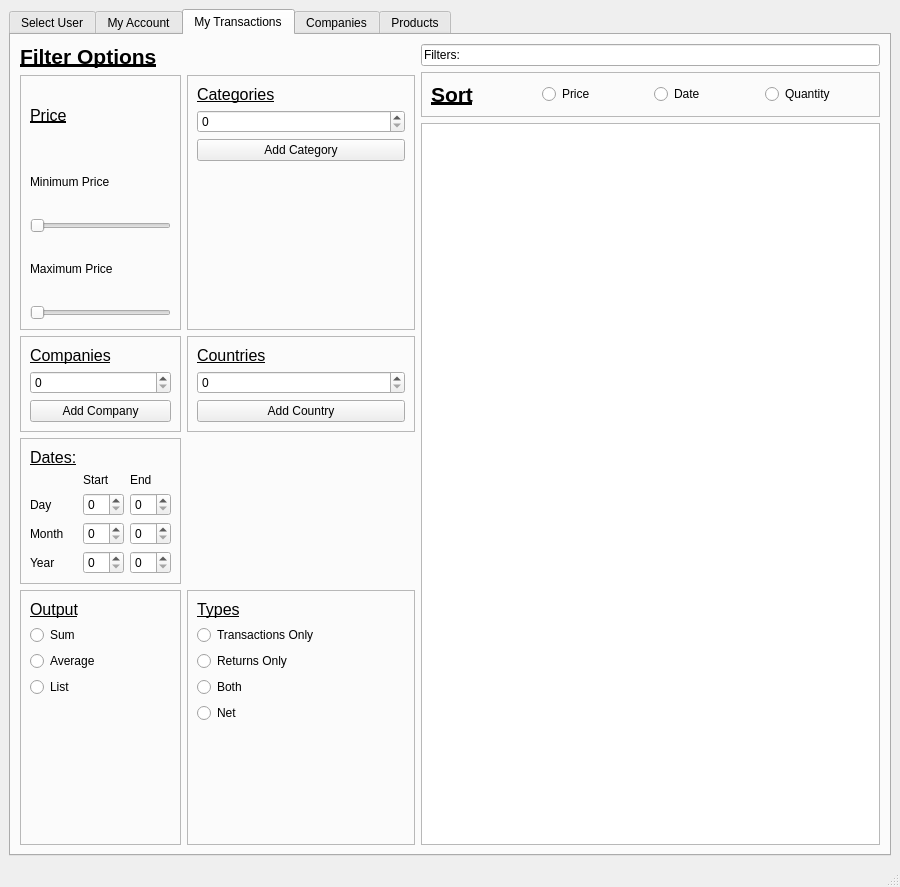
Before: the Qt Designer form app.ui in ppublicgit/CS687, drawn with Qt 5.
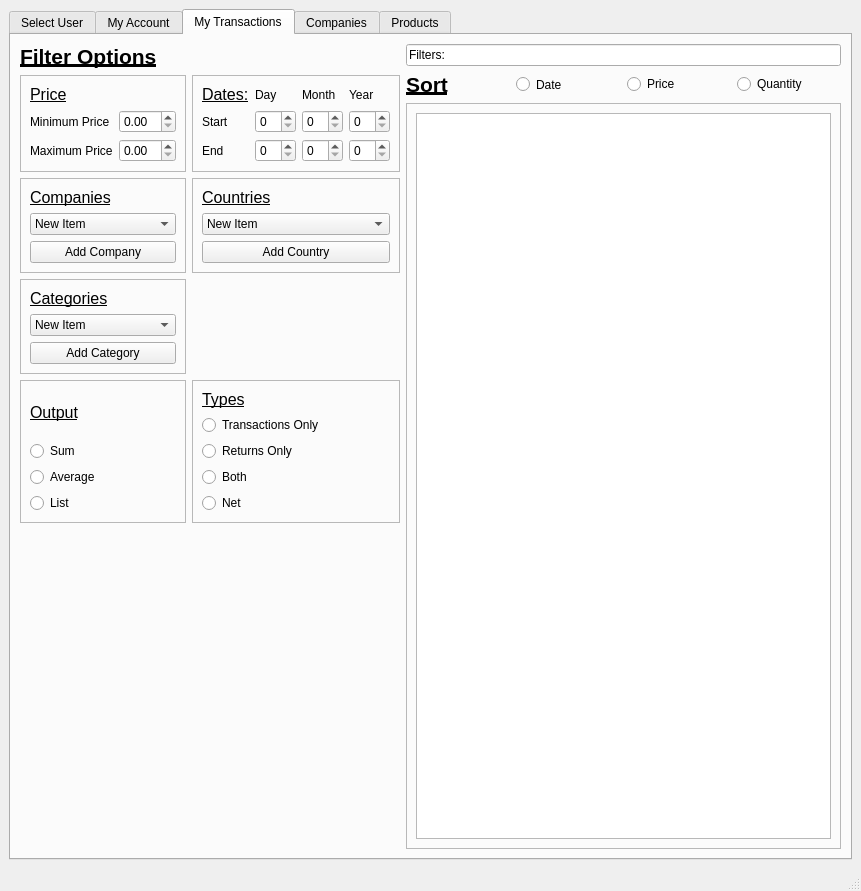
After: the same form once the commit is applied. The open tabs and pages were chosen to show the change.

Commit message: added valid column for products

Diff of the .ui file:
```diff
--- a/app.ui
+++ b/app.ui
@@ -6,12 +6,12 @@
    <rect>
     <x>0</x>
     <y>0</y>
-    <width>900</width>
-    <height>887</height>
+    <width>861</width>
+    <height>891</height>
    </rect>
   </property>
   <property name="sizePolicy">
-   <sizepolicy hsizetype="Preferred" vsizetype="Minimum">
+   <sizepolicy hsizetype="Minimum" vsizetype="Minimum">
     <horstretch>0</horstretch>
     <verstretch>0</verstretch>
    </sizepolicy>
@@ -20,6 +20,12 @@
    <string>MainWindow</string>
   </property>
   <widget class="QWidget" name="centralwidget">
+   <property name="sizePolicy">
+    <sizepolicy hsizetype="Preferred" vsizetype="Preferred">
+     <horstretch>0</horstretch>
+     <verstretch>0</verstretch>
+    </sizepolicy>
+   </property>
    <layout class="QHBoxLayout" name="horizontalLayout_2">
     <item>
      <layout class="QHBoxLayout" name="horizontalLayout">
@@ -210,6 +216,58 @@
               </property>
              </widget>
             </item>
+            <item>
+             <layout class="QHBoxLayout" name="horizontalLayout_5">
+              <item>
+               <widget class="QLabel" name="label_sort">
+                <property name="sizePolicy">
+                 <sizepolicy hsizetype="Preferred" vsizetype="Minimum">
+                  <horstretch>0</horstretch>
+                  <verstretch>0</verstretch>
+                 </sizepolicy>
+                </property>
+                <property name="font">
+                 <font>
+                  <pointsize>16</pointsize>
+                  <weight>75</weight>
+                  <bold>true</bold>
+                  <underline>true</underline>
+                 </font>
+                </property>
+                <property name="text">
+                 <string>Sort</string>
+                </property>
+               </widget>
+              </item>
+              <item>
+               <widget class="QRadioButton" name="rb_sort_date">
+                <property name="sizePolicy">
+                 <sizepolicy hsizetype="Minimum" vsizetype="Minimum">
+                  <horstretch>0</horstretch>
+                  <verstretch>0</verstretch>
+                 </sizepolicy>
+                </property>
+                <property name="text">
+                 <string>Date</string>
+                </property>
+               </widget>
+              </item>
+              <item>
+               <widget class="QRadioButton" name="rb_sort_price">
+                <property name="text">
+                 <string>Price</string>
+                </property>
+               </widget>
+              </item>
+              <item>
+               <widget class="QRadioButton" name="rb_sort_quantity">
+                <property name="text">
+                 <string>Quantity</string>
+                </property>
+               </widget>
+              </item>
+             </layout>
+            </item>
             <item>
              <widget class="QFrame" name="frame_sort">
               <property name="frameShape">
@@ -220,231 +278,95 @@
               </property>
               <layout class="QHBoxLayout" name="horizontalLayout_3">
                <item>
-                <widget class="QLabel" name="label_sort">
-                 <property name="font">
-                  <font>
-                   <pointsize>16</pointsize>
-                   <weight>75</weight>
-                   <bold>true</bold>
-                   <underline>true</underline>
-                  </font>
-                 </property>
-                 <property name="text">
-                  <string>Sort</string>
-                 </property>
-                </widget>
-               </item>
-               <item>
-                <widget class="QRadioButton" name="rb_sort_price">
-                 <property name="text">
-                  <string>Price</string>
-                 </property>
-                </widget>
-               </item>
-               <item>
-                <widget class="QRadioButton" name="rb_sort_date">
-                 <property name="text">
-                  <string>Date</string>
-                 </property>
-                </widget>
-               </item>
-               <item>
-                <widget class="QRadioButton" name="rb_sort_quantity">
-                 <property name="text">
-                  <string>Quantity</string>
+                <widget class="QTableWidget" name="table_transactions">
+                 <property name="sizePolicy">
+                  <sizepolicy hsizetype="Minimum" vsizetype="Minimum">
+                   <horstretch>0</horstretch>
+                   <verstretch>0</verstretch>
+                  </sizepolicy>
                  </property>
                 </widget>
                </item>
               </layout>
              </widget>
             </item>
-            <item>
-             <widget class="QTableWidget" name="table_transactions"/>
-            </item>
            </layout>
           </item>
           <item row="0" column="0" colspan="2">
            <layout class="QGridLayout" name="gridLayout_7">
-            <item row="3" column="0">
-             <widget class="QFrame" name="frame_companies">
-              <property name="frameShape">
-               <enum>QFrame::StyledPanel</enum>
+            <item row="6" column="2">
+             <widget class="QFrame" name="frame_types">
+              <property name="sizePolicy">
+               <sizepolicy hsizetype="Minimum" vsizetype="Minimum">
+                <horstretch>0</horstretch>
+                <verstretch>0</verstretch>
+               </sizepolicy>
               </property>
-              <property name="frameShadow">
-               <enum>QFrame::Raised</enum>
-              </property>
-              <layout class="QVBoxLayout" name="verticalLayout_5">
-               <item>
-                <widget class="QLabel" name="label_companies">
-                 <property name="font">
-                  <font>
-                   <pointsize>12</pointsize>
-                   <underline>true</underline>
-                  </font>
-                 </property>
-                 <property name="text">
-                  <string>Companies</string>
-                 </property>
-                </widget>
-               </item>
-               <item>
-                <widget class="QSpinBox" name="sb_company"/>
-               </item>
-               <item>
-                <widget class="QPushButton" name="pb_add_company">
-                 <property name="text">
-                  <string>Add Company</string>
-                 </property>
-                </widget>
-               </item>
-              </layout>
-             </widget>
-            </item>
-            <item row="1" column="0">
-             <widget class="QFrame" name="frame_price">
               <property name="frameShape">
                <enum>QFrame::StyledPanel</enum>
               </property>
               <property name="frameShadow">
                <enum>QFrame::Raised</enum>
               </property>
-              <layout class="QVBoxLayout" name="verticalLayout_7">
-               <item>
-                <widget class="QLabel" name="label_price">
+              <layout class="QGridLayout" name="gridLayout_5">
+               <item row="1" column="0">
+                <widget class="QLabel" name="label_transact_ret">
                  <property name="font">
                   <font>
                    <pointsize>12</pointsize>
-                   <italic>false</italic>
                    <underline>true</underline>
                   </font>
                  </property>
                  <property name="text">
-                  <string>Price</string>
+                  <string>Types</string>
                  </property>
                 </widget>
                </item>
-               <item>
-                <widget class="QLabel" name="label_min_price">
+               <item row="3" column="0">
+                <widget class="QRadioButton" name="rb_ret">
                  <property name="text">
-                  <string>Minimum Price</string>
+                  <string>Returns Only</string>
                  </property>
                 </widget>
                </item>
-               <item>
-                <widget class="QSlider" name="hs_min_price">
-                 <property name="sizePolicy">
-                  <sizepolicy hsizetype="Minimum" vsizetype="Fixed">
-                   <horstretch>0</horstretch>
-                   <verstretch>0</verstretch>
-                  </sizepolicy>
-                 </property>
-                 <property name="orientation">
-                  <enum>Qt::Horizontal</enum>
-                 </property>
-                </widget>
-               </item>
-               <item>
-                <widget class="QLabel" name="label_max_price">
+               <item row="5" column="0">
+                <widget class="QRadioButton" name="rb_net">
                  <property name="text">
-                  <string>Maximum Price</string>
+                  <string>Net</string>
                  </property>
                 </widget>
                </item>
-               <item>
-                <widget class="QSlider" name="horizontalSlider_2">
-                 <property name="sizePolicy">
-                  <sizepolicy hsizetype="Minimum" vsizetype="Fixed">
-                   <horstretch>0</horstretch>
-                   <verstretch>0</verstretch>
-                  </sizepolicy>
-                 </property>
-                 <property name="orientation">
-                  <enum>Qt::Horizontal</enum>
-                 </property>
-                </widget>
-               </item>
-              </layout>
-             </widget>
-            </item>
-            <item row="1" column="2">
-             <widget class="QFrame" name="frame_categories">
-              <property name="frameShape">
-               <enum>QFrame::StyledPanel</enum>
-              </property>
-              <property name="frameShadow">
-               <enum>QFrame::Raised</enum>
-              </property>
-              <layout class="QVBoxLayout" name="verticalLayout_6">
-               <item>
-                <widget class="QLabel" name="label_categories">
-                 <property name="font">
-                  <font>
-                   <pointsize>12</pointsize>
-                   <underline>true</underline>
-                  </font>
-                 </property>
+               <item row="4" column="0">
+                <widget class="QRadioButton" name="rb_both">
                  <property name="text">
-                  <string>Categories</string>
+                  <string>Both</string>
                  </property>
                 </widget>
                </item>
-               <item>
-                <widget class="QSpinBox" name="sb_category"/>
-               </item>
-               <item>
-                <widget class="QPushButton" name="pb_add_category">
+               <item row="2" column="0">
+                <widget class="QRadioButton" name="rb_transact">
                  <property name="text">
-                  <string>Add Category</string>
+                  <string>Transactions Only</string>
                  </property>
                 </widget>
                </item>
-               <item>
-                <spacer name="verticalSpacer_3">
-                 <property name="orientation">
-                  <enum>Qt::Vertical</enum>
-                 </property>
-                 <property name="sizeHint" stdset="0">
-                  <size>
-                   <width>20</width>
-                   <height>40</height>
-                  </size>
-                 </property>
-                </spacer>
-               </item>
               </layout>
              </widget>
             </item>
-            <item row="0" column="2">
-             <widget class="QLabel" name="label_filter_options_2">
-              <property name="font">
-               <font>
-                <pointsize>16</pointsize>
-                <weight>50</weight>
-                <bold>false</bold>
-                <underline>false</underline>
-               </font>
+            <item row="7" column="2">
+             <spacer name="verticalSpacer_3">
+              <property name="orientation">
+               <enum>Qt::Vertical</enum>
               </property>
-              <property name="text">
-               <string>                                       </string>
+              <property name="sizeHint" stdset="0">
+               <size>
+                <width>20</width>
+                <height>40</height>
+               </size>
               </property>
-             </widget>
+             </spacer>
             </item>
-            <item row="0" column="0">
-             <widget class="QLabel" name="label_filter_options">
-              <property name="font">
-               <font>
-                <pointsize>16</pointsize>
-                <weight>75</weight>
-                <bold>true</bold>
-                <underline>true</underline>
-               </font>
-              </property>
-              <property name="text">
-               <string>Filter Options</string>
-              </property>
-             </widget>
-            </item>
-            <item row="5" column="0">
+            <item row="2" column="2">
              <widget class="QFrame" name="frame_dates">
               <property name="sizePolicy">
                <sizepolicy hsizetype="Minimum" vsizetype="Minimum">
@@ -459,71 +381,309 @@
                <enum>QFrame::Raised</enum>
               </property>
               <layout class="QGridLayout" name="gridLayout_6">
-               <item row="0" column="0">
-                <widget class="QLabel" name="label_dates">
-                 <property name="font">
-                  <font>
-                   <pointsize>12</pointsize>
-                   <underline>true</underline>
-                  </font>
-                 </property>
-                 <property name="text">
-                  <string>Dates:</string>
-                 </property>
-                </widget>
-               </item>
                <item row="3" column="1">
                 <widget class="QSpinBox" name="sb_start_day"/>
                </item>
                <item row="3" column="2">
+                <widget class="QSpinBox" name="sb_start_month"/>
+               </item>
+               <item row="4" column="1">
                 <widget class="QSpinBox" name="sb_end_day"/>
                </item>
-               <item row="5" column="1">
+               <item row="3" column="3">
                 <widget class="QSpinBox" name="sb_start_year"/>
                </item>
-               <item row="5" column="2">
-                <widget class="QSpinBox" name="sb_end_year"/>
-               </item>
-               <item row="2" column="2">
-                <widget class="QLabel" name="label_end_date">
-                 <property name="text">
-                  <string>End</string>
-                 </property>
-                </widget>
-               </item>
                <item row="4" column="2">
                 <widget class="QSpinBox" name="sb_end_month"/>
                </item>
-               <item row="3" column="0">
+               <item row="4" column="3">
+                <widget class="QSpinBox" name="sb_end_year"/>
+               </item>
+               <item row="2" column="1">
                 <widget class="QLabel" name="label_date_day">
+                 <property name="sizePolicy">
+                  <sizepolicy hsizetype="Preferred" vsizetype="Minimum">
+                   <horstretch>0</horstretch>
+                   <verstretch>0</verstretch>
+                  </sizepolicy>
+                 </property>
                  <property name="text">
                   <string>Day</string>
                  </property>
                 </widget>
                </item>
-               <item row="2" column="1">
+               <item row="3" column="0">
                 <widget class="QLabel" name="label_date_start">
                  <property name="text">
                   <string>Start</string>
                  </property>
                 </widget>
                </item>
-               <item row="4" column="0">
+               <item row="2" column="2">
                 <widget class="QLabel" name="label_date_month">
+                 <property name="sizePolicy">
+                  <sizepolicy hsizetype="Preferred" vsizetype="Minimum">
+                   <horstretch>0</horstretch>
+                   <verstretch>0</verstretch>
+                  </sizepolicy>
+                 </property>
                  <property name="text">
                   <string>Month</string>
                  </property>
                 </widget>
                </item>
-               <item row="5" column="0">
+               <item row="4" column="0">
+                <widget class="QLabel" name="label_end_date">
+                 <property name="text">
+                  <string>End</string>
+                 </property>
+                </widget>
+               </item>
+               <item row="2" column="3">
                 <widget class="QLabel" name="label_date_year">
+                 <property name="sizePolicy">
+                  <sizepolicy hsizetype="Preferred" vsizetype="Minimum">
+                   <horstretch>0</horstretch>
+                   <verstretch>0</verstretch>
+                  </sizepolicy>
+                 </property>
                  <property name="text">
                   <string>Year</string>
                  </property>
                 </widget>
                </item>
+               <item row="2" column="0">
+                <widget class="QLabel" name="label_dates">
+                 <property name="sizePolicy">
+                  <sizepolicy hsizetype="Preferred" vsizetype="Minimum">
+                   <horstretch>0</horstretch>
+                   <verstretch>0</verstretch>
+                  </sizepolicy>
+                 </property>
+                 <property name="font">
+                  <font>
+                   <pointsize>12</pointsize>
+                   <underline>true</underline>
+                  </font>
+                 </property>
+                 <property name="text">
+                  <string>Dates:</string>
+                 </property>
+                </widget>
+               </item>
+              </layout>
+             </widget>
+            </item>
+            <item row="5" column="0">
+             <widget class="QFrame" name="frame_categories">
+              <property name="frameShape">
+               <enum>QFrame::StyledPanel</enum>
+              </property>
+              <property name="frameShadow">
+               <enum>QFrame::Raised</enum>
+              </property>
+              <layout class="QVBoxLayout" name="verticalLayout_6">
+               <item>
+                <widget class="QLabel" name="label_categories">
+                 <property name="font">
+                  <font>
+                   <pointsize>12</pointsize>
+                   <underline>true</underline>
+                  </font>
+                 </property>
+                 <property name="text">
+                  <string>Categories</string>
+                 </property>
+                </widget>
+               </item>
+               <item>
+                <widget class="QComboBox" name="cb_categories">
+                 <item>
+                  <property name="text">
+                   <string>New Item</string>
+                  </property>
+                 </item>
+                 <item>
+                  <property name="text">
+                   <string>New Item</string>
+                  </property>
+                 </item>
+                </widget>
+               </item>
+               <item>
+                <widget class="QPushButton" name="pb_add_category">
+                 <property name="text">
+                  <string>Add Category</string>
+                 </property>
+                </widget>
+               </item>
+              </layout>
+             </widget>
+            </item>
+            <item row="4" column="0">
+             <widget class="QFrame" name="frame_companies">
+              <property name="frameShape">
+               <enum>QFrame::StyledPanel</enum>
+              </property>
+              <property name="frameShadow">
+               <enum>QFrame::Raised</enum>
+              </property>
+              <layout class="QVBoxLayout" name="verticalLayout_5">
+               <item>
+                <widget class="QLabel" name="label_companies">
+                 <property name="font">
+                  <font>
+                   <pointsize>12</pointsize>
+                   <underline>true</underline>
+                  </font>
+                 </property>
+                 <property name="text">
+                  <string>Companies</string>
+                 </property>
+                </widget>
+               </item>
+               <item>
+                <widget class="QComboBox" name="cb_companies">
+                 <item>
+                  <property name="text">
+                   <string>New Item</string>
+                  </property>
+                 </item>
+                 <item>
+                  <property name="text">
+                   <string>New Item</string>
+                  </property>
+                 </item>
+                </widget>
+               </item>
+               <item>
+                <widget class="QPushButton" name="pb_add_company">
+                 <property name="text">
+                  <string>Add Company</string>
+                 </property>
+                </widget>
+               </item>
+              </layout>
+             </widget>
+            </item>
+            <item row="2" column="0">
+             <widget class="QFrame" name="frame_price">
+              <property name="frameShape">
+               <enum>QFrame::StyledPanel</enum>
+              </property>
+              <property name="frameShadow">
+               <enum>QFrame::Raised</enum>
+              </property>
+              <layout class="QGridLayout" name="gridLayout_10">
                <item row="4" column="1">
-                <widget class="QSpinBox" name="sb_start_month"/>
+                <widget class="QDoubleSpinBox" name="sb_max_price"/>
+               </item>
+               <item row="2" column="1">
+                <widget class="QDoubleSpinBox" name="sb_min_price"/>
+               </item>
+               <item row="2" column="0">
+                <widget class="QLabel" name="label_min_price">
+                 <property name="text">
+                  <string>Minimum Price</string>
+                 </property>
+                </widget>
+               </item>
+               <item row="4" column="0">
+                <widget class="QLabel" name="label_max_price">
+                 <property name="text">
+                  <string>Maximum Price</string>
+                 </property>
+                </widget>
+               </item>
+               <item row="0" column="0">
+                <widget class="QLabel" name="label_price">
+                 <property name="font">
+                  <font>
+                   <pointsize>12</pointsize>
+                   <italic>false</italic>
+                   <underline>true</underline>
+                  </font>
+                 </property>
+                 <property name="text">
+                  <string>Price</string>
+                 </property>
+                </widget>
+               </item>
+              </layout>
+             </widget>
+            </item>
+            <item row="0" column="2">
+             <widget class="QLabel" name="label_filter_options_2">
+              <property name="font">
+               <font>
+                <pointsize>16</pointsize>
+                <weight>50</weight>
+                <bold>false</bold>
+                <underline>false</underline>
+               </font>
+              </property>
+              <property name="text">
+               <string/>
+              </property>
+             </widget>
+            </item>
+            <item row="0" column="0">
+             <widget class="QLabel" name="label_filter_options">
+              <property name="font">
+               <font>
+                <pointsize>16</pointsize>
+                <weight>75</weight>
+                <bold>true</bold>
+                <underline>true</underline>
+               </font>
+              </property>
+              <property name="text">
+               <string>Filter Options</string>
+              </property>
+             </widget>
+            </item>
+            <item row="4" column="2">
+             <widget class="QFrame" name="frame_countries">
+              <property name="frameShape">
+               <enum>QFrame::StyledPanel</enum>
+              </property>
+              <property name="frameShadow">
+               <enum>QFrame::Raised</enum>
+              </property>
+              <layout class="QVBoxLayout" name="verticalLayout_4">
+               <item>
+                <widget class="QLabel" name="label_countries">
+                 <property name="font">
+                  <font>
+                   <pointsize>12</pointsize>
+                   <underline>true</underline>
+                  </font>
+                 </property>
+                 <property name="text">
+                  <string>Countries</string>
+                 </property>
+                </widget>
+               </item>
+               <item>
+                <widget class="QComboBox" name="cb_countries">
+                 <item>
+                  <property name="text">
+                   <string>New Item</string>
+                  </property>
+                 </item>
+                 <item>
+                  <property name="text">
+                   <string>New Item</string>
+                  </property>
+                 </item>
+                </widget>
+               </item>
+               <item>
+                <widget class="QPushButton" name="pb_add_country">
+                 <property name="text">
+                  <string>Add Country</string>
+                 </property>
+                </widget>
                </item>
               </layout>
              </widget>
@@ -550,19 +710,6 @@
                  </property>
                 </widget>
                </item>
-               <item row="4" column="0">
-                <spacer name="verticalSpacer_10">
-                 <property name="orientation">
-                  <enum>Qt::Vertical</enum>
-                 </property>
-                 <property name="sizeHint" stdset="0">
-                  <size>
-                   <width>20</width>
-                   <height>40</height>
-                  </size>
-                 </property>
-                </spacer>
-               </item>
                <item row="3" column="0">
                 <widget class="QRadioButton" name="rb_list">
                  <property name="text">
@@ -593,113 +740,6 @@
               </layout>
              </widget>
             </item>
-            <item row="3" column="2">
-             <widget class="QFrame" name="frame_countries">
-              <property name="frameShape">
-               <enum>QFrame::StyledPanel</enum>
-              </property>
-              <property name="frameShadow">
-               <enum>QFrame::Raised</enum>
-              </property>
-              <layout class="QVBoxLayout" name="verticalLayout_4">
-               <item>
-                <widget class="QLabel" name="label_countries">
-                 <property name="font">
-                  <font>
-                   <pointsize>12</pointsize>
-                   <underline>true</underline>
-                  </font>
-                 </property>
-                 <property name="text">
-                  <string>Countries</string>
-                 </property>
-                </widget>
-               </item>
-               <item>
-                <widget class="QSpinBox" name="sb_country"/>
-               </item>
-               <item>
-                <widget class="QPushButton" name="pb_add_country">
-                 <property name="text">
-                  <string>Add Country</string>
-                 </property>
-                </widget>
-               </item>
-              </layout>
-             </widget>
-            </item>
-            <item row="6" column="2">
-             <widget class="QFrame" name="frame_types">
-              <property name="sizePolicy">
-               <sizepolicy hsizetype="Minimum" vsizetype="Minimum">
-                <horstretch>0</horstretch>
-                <verstretch>0</verstretch>
-               </sizepolicy>
-              </property>
-              <property name="frameShape">
-               <enum>QFrame::StyledPanel</enum>
-              </property>
-              <property name="frameShadow">
-               <enum>QFrame::Raised</enum>
-              </property>
-              <layout class="QGridLayout" name="gridLayout_5">
-               <item row="0" column="0">
-                <widget class="QLabel" name="label_transact_ret">
-                 <property name="font">
-                  <font>
-                   <pointsize>12</pointsize>
-                   <underline>true</underline>
-                  </font>
-                 </property>
-                 <property name="text">
-                  <string>Types</string>
-                 </property>
-                </widget>
-               </item>
-               <item row="2" column="0">
-                <widget class="QRadioButton" name="rb_ret">
-                 <property name="text">
-                  <string>Returns Only</string>
-                 </property>
-                </widget>
-               </item>
-               <item row="4" column="0">
-                <widget class="QRadioButton" name="rb_net">
-                 <property name="text">
-                  <string>Net</string>
-                 </property>
-                </widget>
-               </item>
-               <item row="3" column="0">
-                <widget class="QRadioButton" name="rb_both">
-                 <property name="text">
-                  <string>Both</string>
-                 </property>
-                </widget>
-               </item>
-               <item row="1" column="0">
-                <widget class="QRadioButton" name="rb_transact">
-                 <property name="text">
-                  <string>Transactions Only</string>
-                 </property>
-                </widget>
-               </item>
-               <item row="5" column="0">
-                <spacer name="verticalSpacer_9">
-                 <property name="orientation">
-                  <enum>Qt::Vertical</enum>
-                 </property>
-                 <property name="sizeHint" stdset="0">
-                  <size>
-                   <width>20</width>
-                   <height>40</height>
-                  </size>
-                 </property>
-                </spacer>
-               </item>
-              </layout>
-             </widget>
-            </item>
            </layout>
           </item>
          </layout>
```
Left out of the diff: 374 changed lines with no effect on the pictures. The commit also changes 4 other files.
